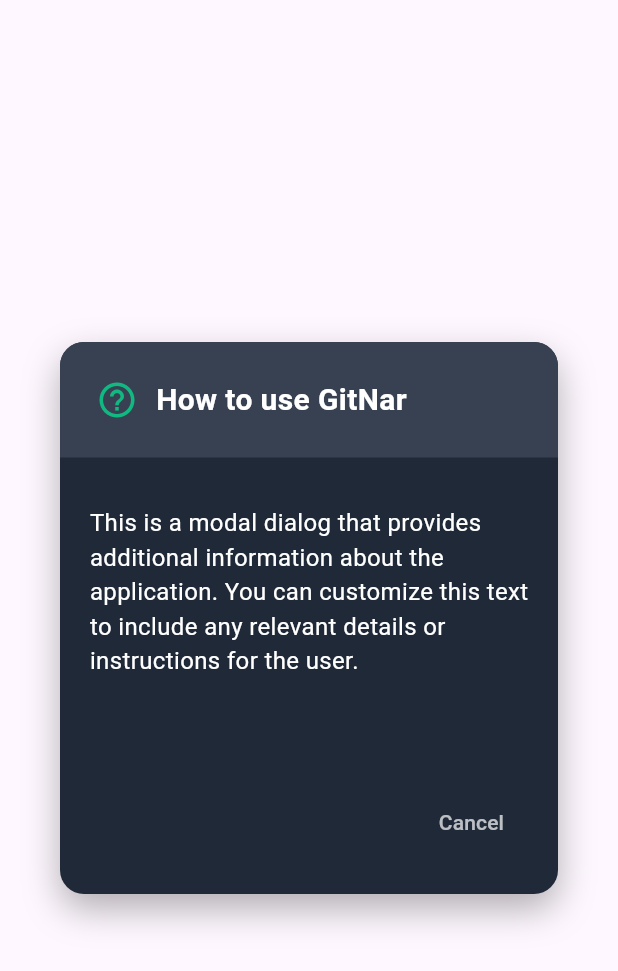
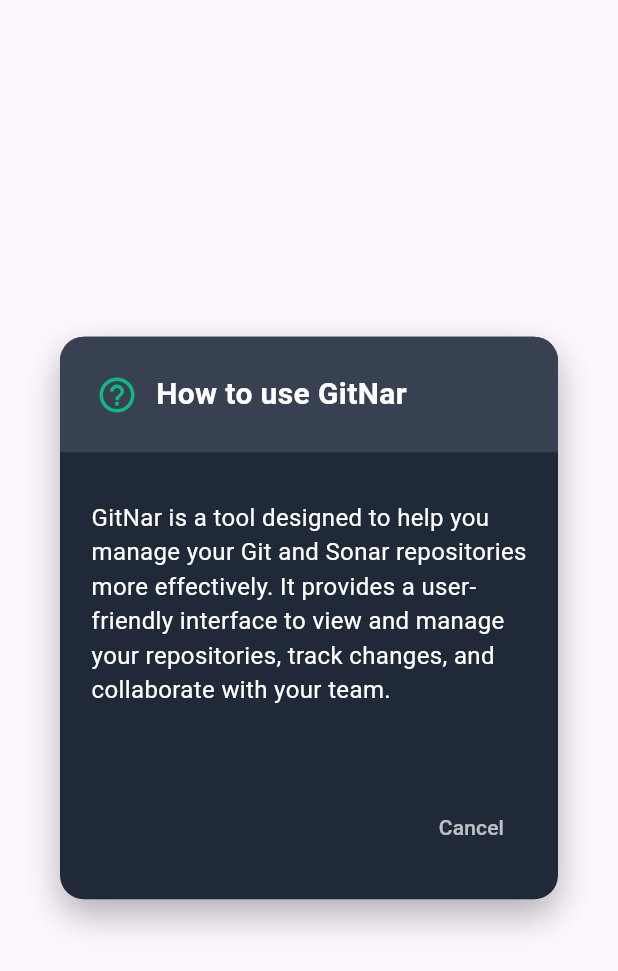
Before and after one commit to T1WiLLi/GitNar, a Flutter app: the InformationIconModal widget shown alone on an empty page, opened directly, on a phone screen of 412 x 824 dp. Shown: the top 971 px of the screen. Run offline on Flutter 3.47's test engine with Material 3 defaults, Android fonts, the phone set to English and light mode, and no system bars; our stand-ins replace flutter_dotenv, font_awesome_flutter, shared_preferences; missing offline and left inert: oauth2, window_size; accounts and stored records are empty; network calls fail.

Commit message:
refacto: create a widget for dialog content

```diff
--- a/lib/src/views/components/home_view/information_icon_modal.dart
+++ b/lib/src/views/components/home_view/information_icon_modal.dart
@@ -25,21 +25,23 @@ class InformationIconModal extends StatelessWidget {
           children: [
             _buildHeader(),
             const SizedBox(height: 16),
-            Padding(
-              padding: const EdgeInsets.all(16.0),
-              child: Text(
-                'This is a modal dialog that provides additional information about the application. '
-                'You can customize this text to include any relevant details or instructions for the user.',
-                style: const TextStyle(color: Colors.white, fontSize: 16),
-                textWidthBasis: TextWidthBasis.longestLine,
-              ),
-            ),
-            const SizedBox(height: 16),
-
+            _buildContent(),
             const SizedBox(height: 16),
             _buildFooter(context),
           ],
         ),
+      ),
+    );
+  }
+
+  Widget _buildContent() {
+    return Padding(
+      padding: const EdgeInsets.all(16.0),
+      child: Text(
+        'GitNar is a tool designed to help you manage your Git and Sonar repositories more effectively. '
+        'It provides a user-friendly interface to view and manage your repositories, track changes, and collaborate with your team.',
+        style: const TextStyle(color: Colors.white, fontSize: 16),
+        textWidthBasis: TextWidthBasis.longestLine,
       ),
     );
   }
@@ -53,7 +55,6 @@ class InformationIconModal extends StatelessWidget {
         mainAxisSize: MainAxisSize.min,
         children: [
           TextButton(
-
             onPressed: () => Navigator.of(context).pop(),
             style: TextButton.styleFrom(foregroundColor: Colors.white70),
             child: const Text('Cancel'),
```
